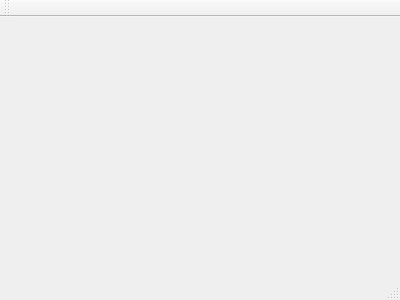
Above: mainwindow.ui from Sergeyego/el_zp before the change. Below: the same form after it.
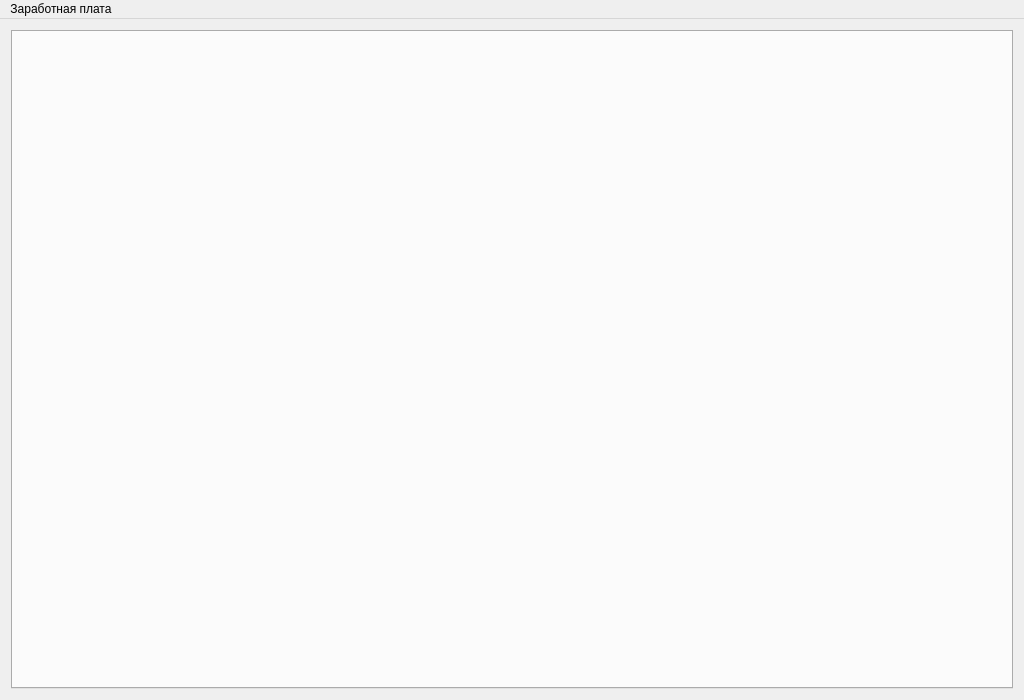
That is the form after the change.

The edit to the form file:
```diff
--- a/mainwindow.ui
+++ b/mainwindow.ui
@@ -1,24 +1,55 @@
 <ui version="4.0">
  <class>MainWindow</class>
- <widget class="QMainWindow" name="MainWindow" >
-  <property name="geometry" >
+ <widget class="QMainWindow" name="MainWindow">
+  <property name="geometry">
    <rect>
     <x>0</x>
     <y>0</y>
-    <width>400</width>
-    <height>300</height>
+    <width>1024</width>
+    <height>700</height>
    </rect>
   </property>
   <property name="windowTitle" >
    <string>MainWindow</string>
   </property>
-  <widget class="QMenuBar" name="menuBar" />
-  <widget class="QToolBar" name="mainToolBar" />
-  <widget class="QWidget" name="centralWidget" />
-  <widget class="QStatusBar" name="statusBar" />
+  <widget class="QWidget" name="centralWidget">
+   <layout class="QVBoxLayout" name="verticalLayout">
+    <item>
+     <widget class="QTabWidget" name="tabWidget">
+      <property name="currentIndex">
+       <number>-1</number>
+      </property>
+      <property name="tabsClosable">
+       <bool>true</bool>
+      </property>
+     </widget>
+    </item>
+   </layout>
+  </widget>
+  <widget class="QMenuBar" name="menuBar">
+   <property name="geometry">
+    <rect>
+     <x>0</x>
+     <y>0</y>
+     <width>1024</width>
+     <height>22</height>
+    </rect>
+   </property>
+   <widget class="QMenu" name="menu">
+    <property name="title">
+     <string>Заработная плата</string>
+    </property>
+    <addaction name="actionCalcWage"/>
+   </widget>
+   <addaction name="menu"/>
+  </widget>
+  <action name="actionCalcWage">
+   <property name="text">
+    <string>Расчет</string>
+   </property>
+  </action>
  </widget>
- <layoutDefault spacing="6" margin="11" />
- <pixmapfunction></pixmapfunction>
+ <layoutdefault spacing="6" margin="11"/>
  <resources/>
  <connections/>
 </ui>
```
Left out of the diff: 5 changed lines with no effect on the pictures.
